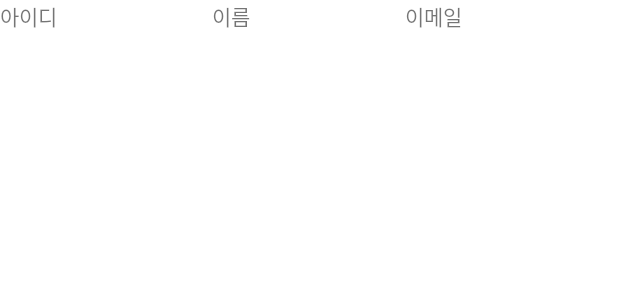
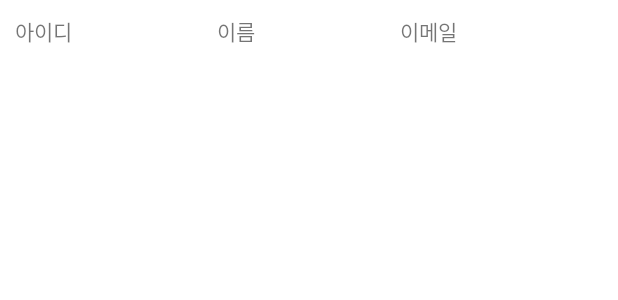
Before and after one commit to jeongsu0212/App-Hello, an Android app: the layout recyclerview_item.xml on its own in the app's theme, with its tools: preview values and no code run, on a phone screen of 412 x 824 dp. Shown: the top 300 px of the screen. Run offline under Robolectric (Android 15) with nearby library versions, the phone set to English and light mode, and no system bars.

Commit message:
6교시 커밋

```diff
--- a/app/src/main/res/layout/recyclerview_item.xml
+++ b/app/src/main/res/layout/recyclerview_item.xml
@@ -1,8 +1,9 @@
 <?xml version="1.0" encoding="utf-8"?>
 <LinearLayout xmlns:android="http://schemas.android.com/apk/res/android"
     android:layout_width="match_parent"
-    android:layout_height="match_parent"
-    android:background="?attr/selectableItemBackground">
+    android:layout_height="wrap_content"
+    android:background="?attr/selectableItemBackground"
+    android:padding="10dp">
 
     <TextView
         android:id="@+id/txtViewId"
```
Also changed, not shown: app/src/main/java/com/human/edu/SubActivity.java (+12 -5 lines).
